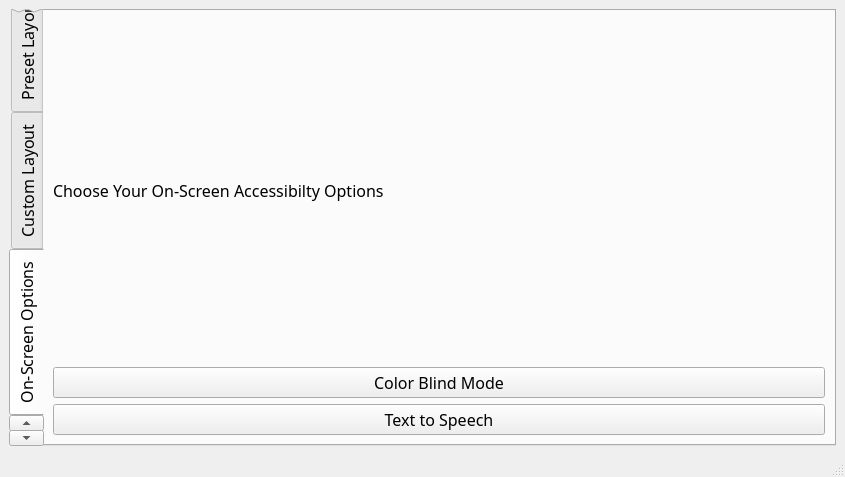
This is UniversalGamingApp/mainwindow.ui in wicked-rose/UniversalGaming as Qt 5 draws it before an edit. The edited form follows.
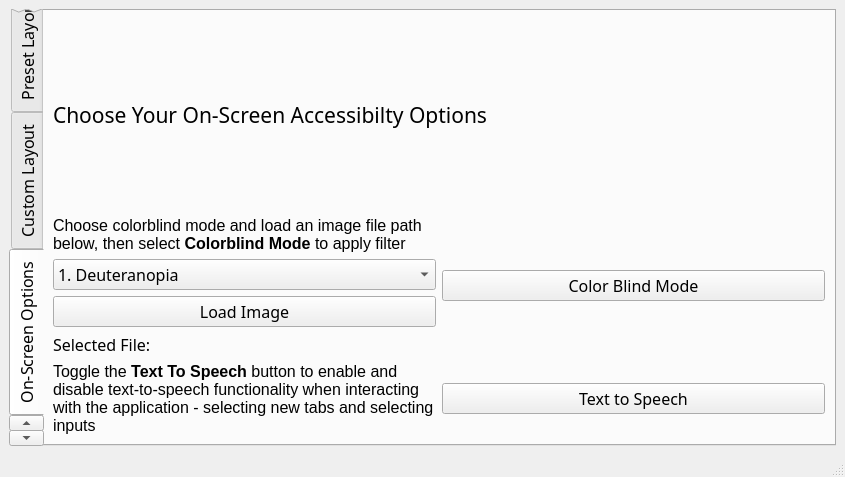
This is the edited form. The open tabs and pages were chosen to show the change. Icons and pictures are not drawn. Custom widgets are drawn as their Qt base class.

Commit message: implemented colorblind mode

```diff
--- a/UniversalGamingApp/mainwindow.ui
+++ b/UniversalGamingApp/mainwindow.ui
@@ -128,25 +128,137 @@
        </attribute>
        <layout class="QVBoxLayout" name="verticalLayout_5">
         <item>
+         <layout class="QVBoxLayout" name="vertLayoutMain" stretch="1,2,2">
+          <property name="spacing">
+           <number>6</number>
+          </property>
+          <property name="sizeConstraint">
+           <enum>QLayout::SetFixedSize</enum>
+          </property>
+          <item>
          <widget class="QLabel" name="TextToSpeech">
+            <property name="sizePolicy">
+             <sizepolicy hsizetype="MinimumExpanding" vsizetype="MinimumExpanding">
+              <horstretch>0</horstretch>
+              <verstretch>0</verstretch>
+             </sizepolicy>
+            </property>
+            <property name="font">
+             <font>
+              <family>Arial Rounded MT Bold</family>
+              <pointsize>16</pointsize>
+              <bold>false</bold>
+             </font>
+            </property>
           <property name="text">
            <string>Choose Your On-Screen Accessibilty Options</string>
           </property>
          </widget>
         </item>
         <item>
+           <layout class="QHBoxLayout" name="horizLayoutColor">
+            <item>
+             <layout class="QVBoxLayout" name="vertLayoutLeft">
+              <item>
+               <widget class="QLabel" name="colorLabel">
+                <property name="font">
+                 <font>
+                  <family>Arial</family>
+                  <pointsize>12</pointsize>
+                  <bold>false</bold>
+                 </font>
+                </property>
+                <property name="text">
+                 <string>&lt;html&gt;&lt;head/&gt;&lt;body&gt;&lt;p&gt;&lt;span style=&quot; font-size:12pt;&quot;&gt;Choose colorblind mode and load an image file path below, then select &lt;/span&gt;&lt;span style=&quot; font-size:12pt; font-weight:700;&quot;&gt;Colorblind Mode&lt;/span&gt;&lt;span style=&quot; font-size:12pt;&quot;&gt; to apply filter&lt;/span&gt;&lt;/p&gt;&lt;/body&gt;&lt;/html&gt;</string>
+                </property>
+                <property name="wordWrap">
+                 <bool>true</bool>
+                </property>
+               </widget>
+              </item>
+              <item>
+               <widget class="QComboBox" name="modeBox">
+                <item>
+                 <property name="text">
+                  <string>1. Deuteranopia</string>
+                 </property>
+                </item>
+                <item>
+                 <property name="text">
+                  <string>2. Protanopia</string>
+                 </property>
+                </item>
+                <item>
+                 <property name="text">
+                  <string>3. Tritanopia</string>
+                 </property>
+                </item>
+               </widget>
+              </item>
+              <item>
+               <widget class="QPushButton" name="chooseFile">
+                <property name="text">
+                 <string>Load Image</string>
+                </property>
+               </widget>
+              </item>
+              <item>
+               <widget class="QLabel" name="myFile">
+                <property name="text">
+                 <string>Selected File:</string>
+                </property>
+                <property name="wordWrap">
+                 <bool>true</bool>
+                </property>
+               </widget>
+              </item>
+             </layout>
+            </item>
+            <item>
+             <layout class="QVBoxLayout" name="vertLayoutRight">
+              <item>
          <widget class="QPushButton" name="ColorBlindMode">
           <property name="text">
            <string>Color Blind Mode</string>
           </property>
          </widget>
         </item>
+             </layout>
+            </item>
+           </layout>
+          </item>
+          <item>
+           <layout class="QHBoxLayout" name="horizLayoutText">
+            <item>
+             <widget class="QLabel" name="textSpeechLabel">
+              <property name="font">
+               <font>
+                <family>Arial</family>
+                <pointsize>12</pointsize>
+                <bold>false</bold>
+               </font>
+              </property>
+              <property name="text">
+               <string>&lt;html&gt;&lt;head/&gt;&lt;body&gt;&lt;p&gt;&lt;span style=&quot; font-size:12pt;&quot;&gt;Toggle the &lt;/span&gt;&lt;span style=&quot; font-size:12pt; font-weight:700;&quot;&gt;Text To Speech&lt;/span&gt;&lt;span style=&quot; font-size:12pt;&quot;&gt; button to enable and disable text-to-speech functionality when interacting with the application - selecting new tabs and selecting inputs&lt;/span&gt;&lt;/p&gt;&lt;/body&gt;&lt;/html&gt;</string>
+              </property>
+              <property name="scaledContents">
+               <bool>false</bool>
+              </property>
+              <property name="wordWrap">
+               <bool>true</bool>
+              </property>
+             </widget>
+            </item>
         <item>
          <widget class="QPushButton" name="pushButton">
           <property name="text">
            <string>Text to Speech</string>
           </property>
          </widget>
+            </item>
+           </layout>
+          </item>
+         </layout>
         </item>
        </layout>
       </widget>
```
Left out of the diff: 4 changed lines with no effect on the pictures. Lines whose indentation alone changed are shown as unchanged. The commit also changes 3 other files.
